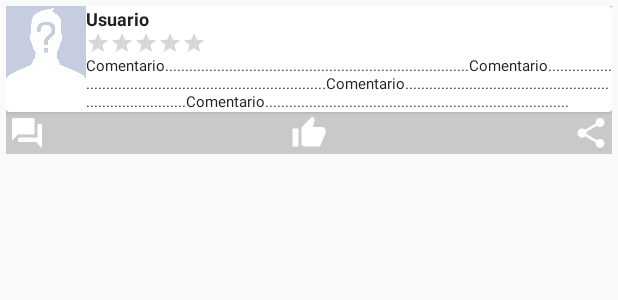
After one commit to TomasMVazquez/BorradorProyectoIntegrador, an Android app: the layout card_view_comentario_trailer.xml on its own in the app's theme, with its tools: preview values and no code run, on a phone screen of 412 x 824 dp. The commit adds this screen. Shown: the top 300 px of the screen. Run offline under Robolectric (Android 15) with nearby library versions, the phone set to English and light mode, and no system bars.

Commit message:
version 1.9.1 cometarios Trailer

```diff
--- a/app/src/main/res/layout/activity_trailer.xml
+++ b/app/src/main/res/layout/activity_trailer.xml
@@ -90,6 +90,7 @@
 
          </LinearLayout>
 
+
          <TextView
              android:layout_width="match_parent"
              android:layout_height="wrap_content"
--- /dev/null
+++ b/app/src/main/res/layout/card_view_comentario_trailer.xml
@@ -0,0 +1,122 @@
+<?xml version="1.0" encoding="utf-8"?>
+<LinearLayout
+    xmlns:android="http://schemas.android.com/apk/res/android"
+    android:layout_width="match_parent"
+    android:layout_height="wrap_content"
+    xmlns:card_view="http://schemas.android.com/tools"
+    android:orientation="vertical"
+    android:background="@color/colorNegroTransparente"
+    android:layout_margin="4dp"
+    android:layout_marginBottom="15dp"
+    >
+
+
+    <android.support.v7.widget.CardView
+        android:layout_width="match_parent"
+        android:layout_height="wrap_content"
+        android:foreground="?android:attr/selectableItemBackground"
+        card_view:cardCornerRadius="6dp"
+        card_view:cardElevation="6dp">
+
+        <LinearLayout
+            android:layout_width="match_parent"
+            android:layout_height="wrap_content"
+            android:orientation="horizontal">
+
+            <ImageView android:id="@+id/ivImagenUsuarioComentarioTrailer"
+            android:layout_width="0dp"
+            android:layout_weight="10"
+            android:layout_height="50dp"
+            android:src="@drawable/shadow_profile"
+            android:scaleType="centerCrop"
+            />
+
+            <LinearLayout
+                android:layout_width="0dp"
+                android:layout_height="wrap_content"
+                android:layout_weight="65"
+                android:orientation="vertical"
+                android:weightSum="100">
+
+                <LinearLayout
+                    android:layout_width="match_parent"
+                    android:layout_height="wrap_content"
+                    android:layout_gravity="left"
+                    android:gravity="center"
+                    android:orientation="horizontal"
+                    card_view:ignore="NestedWeights">
+
+                    <TextView
+                        android:id="@+id/tvUsuarioComentarioTrailer"
+                        android:layout_width="match_parent"
+                        android:layout_height="wrap_content"
+                        android:text="Usuario"
+                        android:textColor="@color/colorPrimaryText"
+                        android:textSize="12sp"
+                        android:textStyle="bold" />
+                </LinearLayout>
+
+                <LinearLayout
+                    android:layout_width="match_parent"
+                    android:layout_height="wrap_content"
+                    android:orientation="vertical">
+
+                    <RatingBar
+                        android:id="@+id/rbUsuarioAPeliculaComentarioTrailer"
+                        style="?android:attr/ratingBarStyleSmall"
+                        android:layout_width="wrap_content"
+                        android:layout_height="wrap_content"
+                        android:gravity="bottom"
+                        android:isIndicator="true"
+                        android:numStars="5" />
+
+                    <TextView
+                        android:id="@+id/tvComentarioComentarioTrailer"
+                        android:layout_width="match_parent"
+                        android:layout_height="wrap_content"
+                        android:text="Comentario............................................................................Comentario............................................................................Comentario............................................................................Comentario............................................................................"
+                        android:textColor="@color/colorPrimaryText"
+                        android:textSize="10sp" />
+
+                </LinearLayout>
+            </LinearLayout>
+        </LinearLayout>
+    </android.support.v7.widget.CardView>
+
+    <RelativeLayout
+        android:layout_width="match_parent"
+        android:layout_height="match_parent"
+        android:orientation="horizontal"
+        android:layout_margin="2dp"
+        >
+
+        <ImageView
+            android:id="@+id/ivMeGustaComentario"
+            android:layout_width="wrap_content"
+            android:layout_height="wrap_content"
+            android:src="@drawable/ic_like"
+            android:layout_gravity="center_vertical"
+            android:layout_centerInParent="true"
+            android:tint="@color/colorBlanco"
+            />
+        <ImageView
+            android:id="@+id/ivCompartirComentario"
+            android:layout_width="wrap_content"
+            android:layout_height="wrap_content"
+            android:src="@drawable/ic_share"
+            android:layout_gravity="center_vertical"
+            android:layout_alignParentRight="true"
+            android:layout_alignParentEnd="true"
+            />
+        <ImageView
+            android:id="@+id/ivResponderComentario"
+            android:layout_width="wrap_content"
+            android:layout_height="wrap_content"
+            android:src="@drawable/ic_forum_comment"
+            android:layout_alignParentLeft="true"
+            android:layout_alignParentStart="true"
+            android:tint="@color/colorBlanco"
+            />
+    </RelativeLayout>
+
+</LinearLayout>
```
Also changed, not shown: app/src/main/java/com/example/digital/borradorproyectointegrador/controller/ComentariosController.java (+19 -0 lines), app/src/main/java/com/example/digital/borradorproyectointegrador/dao/DAOComentarioTrailer.java (added, +34 -0 lines), app/src/main/java/com/example/digital/borradorproyectointegrador/model/ComentarioTrailer.java (added, +55 -0 lines), app/src/main/java/com/example/digital/borradorproyectointegrador/view/Adaptadores/AdaptadorRecyclerComentarioTrailer.java (added, +84 -0 lines), app/src/main/java/com/example/digital/borradorproyectointegrador/view/TrailerActivity.java (+36 -31 lines), app/src/main/res/menu/toolbar_menu.xml (+16 -16 lines). Lines whose indentation alone changed are shown as unchanged.
